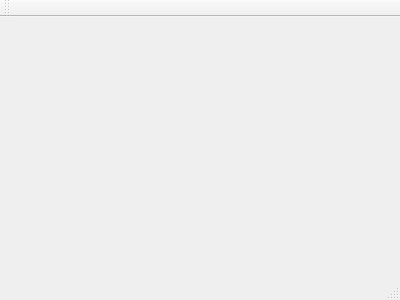
The window that mainwindow.ui (Gentser/Keknaizer) describes before a commit, drawn with Qt 5.
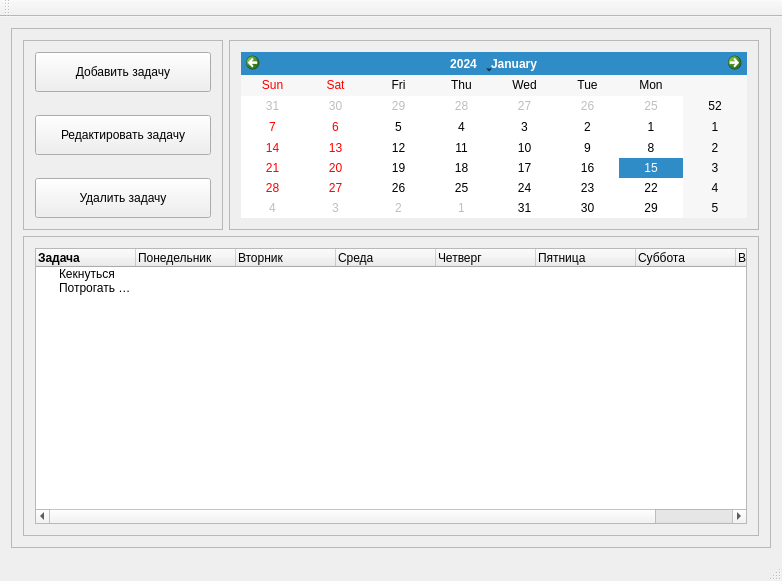
The same window after the commit.

Commit message: GUI prototype #2 Add main interface

```diff
--- a/mainwindow.ui
+++ b/mainwindow.ui
@@ -1,24 +1,280 @@
 <ui version="4.0">
  <class>MainWindow</class>
- <widget class="QMainWindow" name="MainWindow" >
-  <property name="geometry" >
+ <widget class="QMainWindow" name="MainWindow">
+  <property name="geometry">
    <rect>
     <x>0</x>
     <y>0</y>
-    <width>400</width>
-    <height>300</height>
+    <width>782</width>
+    <height>581</height>
    </rect>
   </property>
   <property name="windowTitle" >
    <string>MainWindow</string>
   </property>
-  <widget class="QMenuBar" name="menuBar" />
-  <widget class="QToolBar" name="mainToolBar" />
-  <widget class="QWidget" name="centralWidget" />
-  <widget class="QStatusBar" name="statusBar" />
+  <widget class="QWidget" name="centralWidget">
+   <layout class="QGridLayout" name="gridLayout">
+    <item row="0" column="0">
+     <widget class="QFrame" name="frameMain">
+      <property name="frameShape">
+       <enum>QFrame::StyledPanel</enum>
+      </property>
+      <property name="frameShadow">
+       <enum>QFrame::Raised</enum>
+      </property>
+      <layout class="QGridLayout" name="gridLayout_5">
+       <item row="0" column="0">
+        <layout class="QHBoxLayout" name="horizontalLayout">
+         <item>
+          <widget class="QFrame" name="frameCtrlButtons">
+           <property name="minimumSize">
+            <size>
+             <width>200</width>
+             <height>0</height>
+            </size>
+           </property>
+           <property name="maximumSize">
+            <size>
+             <width>16777215</width>
+             <height>200</height>
+            </size>
+           </property>
+           <property name="frameShape">
+            <enum>QFrame::StyledPanel</enum>
+           </property>
+           <property name="frameShadow">
+            <enum>QFrame::Raised</enum>
+           </property>
+           <layout class="QVBoxLayout" name="verticalLayout_2">
+            <item>
+             <widget class="QPushButton" name="PushButton_addTask">
+              <property name="minimumSize">
+               <size>
+                <width>0</width>
+                <height>40</height>
+               </size>
+              </property>
+              <property name="maximumSize">
+               <size>
+                <width>200</width>
+                <height>45</height>
+               </size>
+              </property>
+              <property name="text">
+               <string>Добавить задачу</string>
+              </property>
+             </widget>
+            </item>
+            <item>
+             <spacer name="verticalSpacer">
+              <property name="orientation">
+               <enum>Qt::Vertical</enum>
+              </property>
+              <property name="sizeHint" stdset="0">
+               <size>
+                <width>20</width>
+                <height>40</height>
+               </size>
+              </property>
+             </spacer>
+            </item>
+            <item>
+             <widget class="QPushButton" name="PushButton_editTask">
+              <property name="minimumSize">
+               <size>
+                <width>0</width>
+                <height>40</height>
+               </size>
+              </property>
+              <property name="maximumSize">
+               <size>
+                <width>200</width>
+                <height>45</height>
+               </size>
+              </property>
+              <property name="text">
+               <string>Редактировать задачу</string>
+              </property>
+             </widget>
+            </item>
+            <item>
+             <spacer name="verticalSpacer_2">
+              <property name="orientation">
+               <enum>Qt::Vertical</enum>
+              </property>
+              <property name="sizeHint" stdset="0">
+               <size>
+                <width>20</width>
+                <height>40</height>
+               </size>
+              </property>
+             </spacer>
+            </item>
+            <item>
+             <widget class="QPushButton" name="PushButton_deleteTask">
+              <property name="minimumSize">
+               <size>
+                <width>0</width>
+                <height>40</height>
+               </size>
+              </property>
+              <property name="maximumSize">
+               <size>
+                <width>200</width>
+                <height>45</height>
+               </size>
+              </property>
+              <property name="text">
+               <string>Удалить задачу</string>
+              </property>
+             </widget>
+            </item>
+           </layout>
+          </widget>
+         </item>
+         <item>
+          <widget class="QFrame" name="frameCalendar">
+           <property name="minimumSize">
+            <size>
+             <width>500</width>
+             <height>0</height>
+            </size>
+           </property>
+           <property name="maximumSize">
+            <size>
+             <width>16777215</width>
+             <height>205</height>
+            </size>
+           </property>
+           <property name="layoutDirection">
+            <enum>Qt::RightToLeft</enum>
+           </property>
+           <property name="frameShape">
+            <enum>QFrame::StyledPanel</enum>
+           </property>
+           <property name="frameShadow">
+            <enum>QFrame::Raised</enum>
+           </property>
+           <layout class="QGridLayout" name="gridLayout_2">
+            <item row="0" column="0">
+             <widget class="QCalendarWidget" name="calendarWidget">
+              <property name="maximumSize">
+               <size>
+                <width>2341241</width>
+                <height>1241241</height>
+               </size>
+              </property>
+             </widget>
+            </item>
+           </layout>
+          </widget>
+         </item>
+        </layout>
+       </item>
+       <item row="1" column="0">
+        <widget class="QFrame" name="frameGantChart">
+         <property name="minimumSize">
+          <size>
+           <width>0</width>
+           <height>300</height>
+          </size>
+         </property>
+         <property name="frameShape">
+          <enum>QFrame::StyledPanel</enum>
+         </property>
+         <property name="frameShadow">
+          <enum>QFrame::Raised</enum>
+         </property>
+         <layout class="QGridLayout" name="gridLayout_3">
+          <item row="0" column="0">
+           <widget class="QTreeWidget" name="treeWidget">
+            <column>
+             <property name="text">
+              <string>Задача</string>
+             </property>
+             <property name="font">
+              <font>
+               <weight>75</weight>
+               <bold>true</bold>
+              </font>
+             </property>
+            </column>
+            <column>
+             <property name="text">
+              <string>Понедельник</string>
+             </property>
+            </column>
+            <column>
+             <property name="text">
+              <string>Вторник</string>
+             </property>
+            </column>
+            <column>
+             <property name="text">
+              <string>Среда</string>
+             </property>
+            </column>
+            <column>
+             <property name="text">
+              <string>Четверг</string>
+             </property>
+            </column>
+            <column>
+             <property name="text">
+              <string>Пятница</string>
+             </property>
+            </column>
+            <column>
+             <property name="text">
+              <string>Суббота</string>
+             </property>
+            </column>
+            <column>
+             <property name="text">
+              <string>Воскресенье</string>
+             </property>
+            </column>
+            <item>
+             <property name="text">
+              <string>Кекнуться</string>
+             </property>
+            </item>
+            <item>
+             <property name="text">
+              <string>Потрогать лысину Максима</string>
+             </property>
+            </item>
+           </widget>
+          </item>
+         </layout>
+        </widget>
+       </item>
+      </layout>
+     </widget>
+    </item>
+   </layout>
+  </widget>
+  <widget class="QMenuBar" name="menuBar">
+   <property name="geometry">
+    <rect>
+     <x>0</x>
+     <y>0</y>
+     <width>782</width>
+     <height>26</height>
+    </rect>
+   </property>
+  </widget>
+  <widget class="QToolBar" name="mainToolBar">
+   <attribute name="toolBarArea">
+    <enum>TopToolBarArea</enum>
+   </attribute>
+   <attribute name="toolBarBreak">
+    <bool>false</bool>
+   </attribute>
+  </widget>
+  <widget class="QStatusBar" name="statusBar"/>
  </widget>
- <layoutDefault spacing="6" margin="11" />
- <pixmapfunction></pixmapfunction>
+ <layoutdefault spacing="6" margin="11"/>
  <resources/>
  <connections/>
 </ui>
```
Left out of the diff: 3 changed lines with no effect on the pictures.
